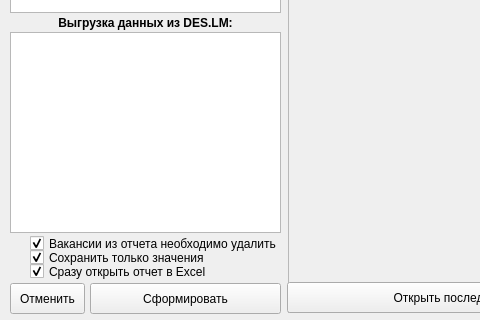
DIVIGL1/DES.LM.Reports, file Qt5Project/Windows.ui: the form before one commit; both pictures show x 0 to 480 and y 258 to 578 of the 795 by 578 pixel window.
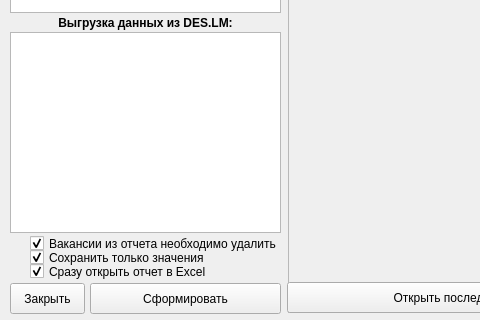
The form after the commit.

Patch:
```diff
--- a/Qt5Project/Windows.ui
+++ b/Qt5Project/Windows.ui
@@ -82,7 +82,7 @@
      </rect>
     </property>
     <property name="text">
-     <string>Отменить</string>
+     <string>Закрыть</string>
     </property>
    </widget>
    <widget class="QPushButton" name="pushButtonDoIt">
```
